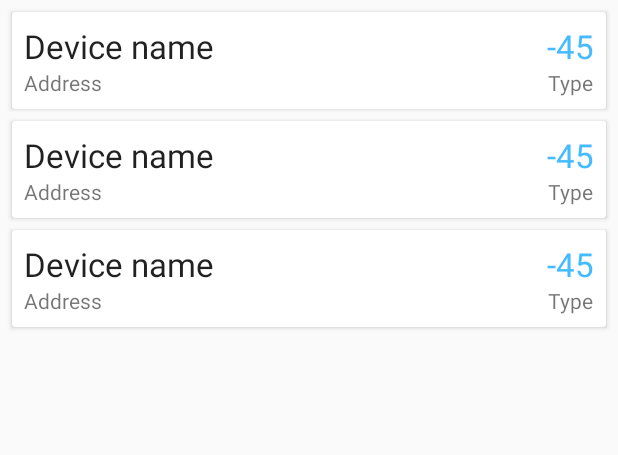
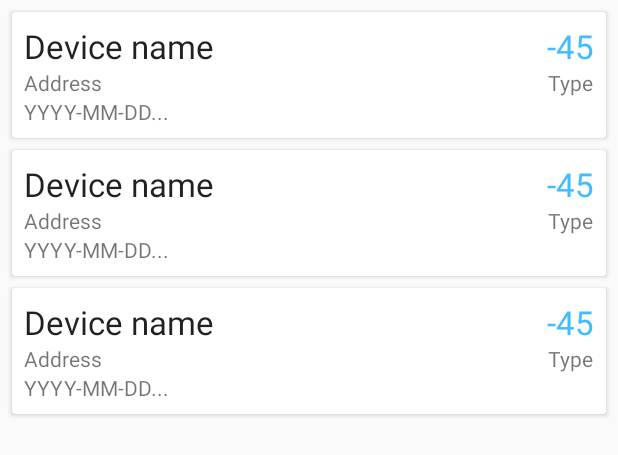
Before and after one commit to miclis/BTLogger, an Android app: the layout activity_main.xml on its own in the app's theme, with its tools: preview values and no code run, on a phone screen of 412 x 824 dp. Shown: the top 455 px of the screen. Run offline under Robolectric (Android 15) with nearby library versions, the phone set to English and light mode, and no system bars.

Commit message:
1. TextView for time added so now it is properly displaying 2. Double click for exit functionality added (it also stops scanning).

```diff
--- a/app/src/main/java/com/miclis/btlogger/View/DeviceAdapter.java
+++ b/app/src/main/java/com/miclis/btlogger/View/DeviceAdapter.java
@@ -27,7 +27,8 @@ public class DeviceAdapter extends ListAdapter<BtDevice, DeviceAdapter.DeviceHol
 		@Override
 		public boolean areContentsTheSame(BtDevice oldItem, BtDevice newItem) {
 			return oldItem.getAddress().equals(newItem.getAddress()) &&
-					oldItem.getRssi().equals(newItem.getRssi());
+					oldItem.getRssi().equals(newItem.getRssi()) &&
+					oldItem.getTimeIn().equals(newItem.getTimeIn());
 		}
 	};
 
@@ -58,6 +59,7 @@ public class DeviceAdapter extends ListAdapter<BtDevice, DeviceAdapter.DeviceHol
 					holder.textViewType.setText(R.string.device_unknown);
 		}
 		holder.textViewRssi.setText(String.valueOf(currentDevice.getRssi()));
+		holder.textViewTime.setText(currentDevice.getTimeIn().toString());
 	}
 
 	class DeviceHolder extends RecyclerView.ViewHolder{
@@ -65,6 +67,7 @@ public class DeviceAdapter extends ListAdapter<BtDevice, DeviceAdapter.DeviceHol
 		private TextView textViewAddress;
 		private TextView textViewType;
 		private TextView textViewRssi;
+		private TextView textViewTime;
 
 		public DeviceHolder(View itemView) {
 			super(itemView);
@@ -72,6 +75,7 @@ public class DeviceAdapter extends ListAdapter<BtDevice, DeviceAdapter.DeviceHol
 			textViewAddress = itemView.findViewById(R.id.text_view_address);
 			textViewType = itemView.findViewById(R.id.text_view_type);
 			textViewRssi = itemView.findViewById(R.id.text_view_rssi);
+			textViewTime = itemView.findViewById(R.id.text_view_time);
 		}
 	}
 }
--- a/app/src/main/res/layout/device_item.xml
+++ b/app/src/main/res/layout/device_item.xml
@@ -42,6 +42,12 @@
                   android:layout_alignParentEnd="true"
                   android:text="Type"/>
 
+        <TextView android:layout_width="wrap_content"
+                  android:layout_height="wrap_content"
+                  android:id="@+id/text_view_time"
+                  android:layout_below="@id/text_view_address"
+                  android:text="YYYY-MM-DD..."/>
+
     </RelativeLayout>
 
 </android.support.v7.widget.CardView>
```
Also changed, not shown: app/src/main/java/com/miclis/btlogger/View/MainActivity.java (+16 -0 lines).
